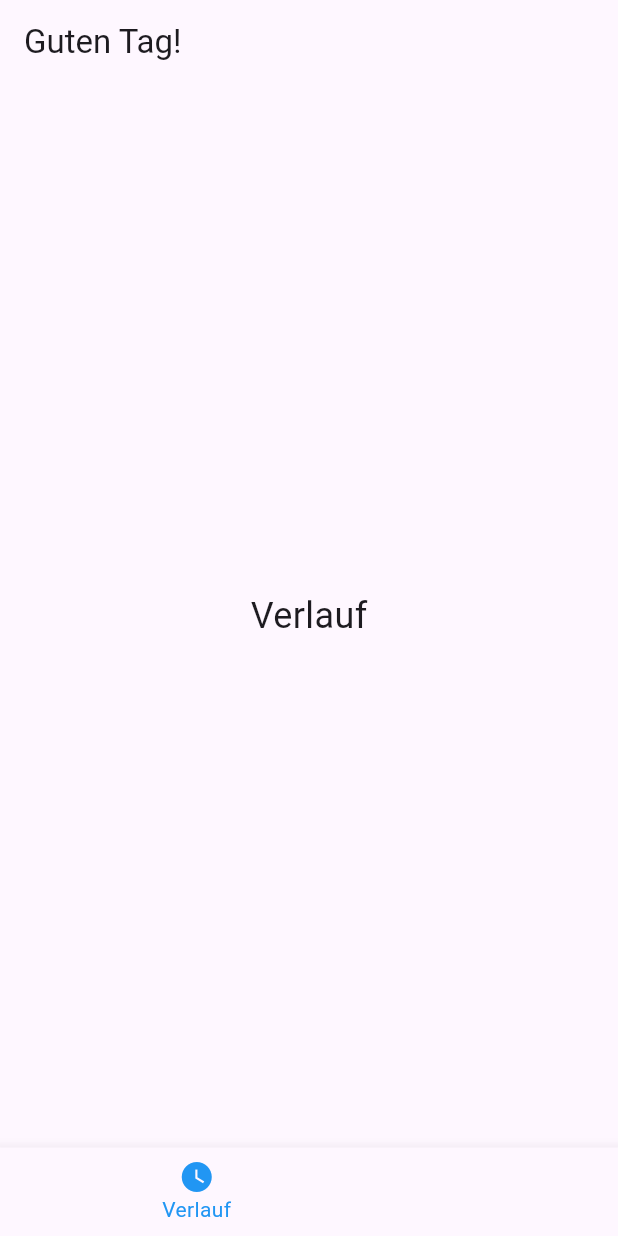
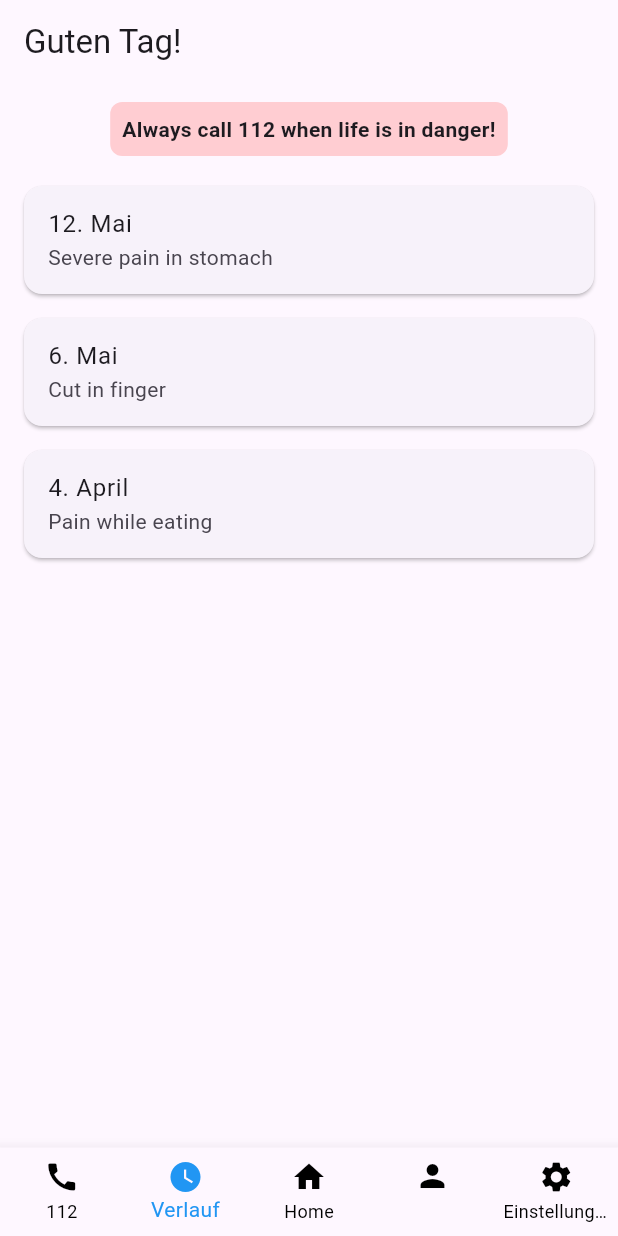
Before and after one commit to JoLeClJh/GerEA, a Flutter app: the screen it shows after launch, item 2 of the bottom bar chosen, on a phone screen of 412 x 824 dp. Run offline on Flutter 3.47's test engine with Material 3 defaults, Android fonts, the light colour scheme and no system bars.

Commit message:
Improved historty tab

```diff
--- a/lib/main.dart
+++ b/lib/main.dart
@@ -22,17 +22,49 @@
   _HomeWithBottomNavState createState() => _HomeWithBottomNavState();
 }
 
+
+class VerlaufPage extends StatelessWidget {
+  final List<Map<String, String>> eintraege = [
+    {"datum": "12. Mai", "beschreibung": "Severe pain in stomach"},
+    {"datum": "6. Mai", "beschreibung": "Cut in finger"},
+    {"datum": "4. April", "beschreibung": "Pain while eating"},
+  ];
+
+  @override
+  Widget build(BuildContext context) {
+    return Column(
+      children: [
+        Expanded(
+          child: ListView.builder(
+            itemCount: eintraege.length,
+            itemBuilder: (context, index) {
+              return Card(
+                margin: EdgeInsets.symmetric(vertical: 8, horizontal: 16),
+                child: ListTile(
+                  title: Text(eintraege[index]["datum"]!),
+                  subtitle: Text(eintraege[index]["beschreibung"]!),
+                ),
+              );
+            },
+          ),
+        ),
+      ],
+    );
+  }
+}
+
 class _HomeWithBottomNavState extends State<HomeWithBottomNav> {
   int _selectedIndex = 2;
 
   // Die drei Seiteninhalte
-  static const List<Widget> _pages = <Widget>[
+  static final List<Widget> _pages = <Widget>[
     Center(child: Text('Notfall!', style: TextStyle(fontSize: 24))),
-    Center(child: Text('Verlauf', style: TextStyle(fontSize: 24))),
+    VerlaufPage(), // <- Das ist jetzt dein neues Verlauf-Design
     Center(child: Text('Was ist das Problem?', style: TextStyle(fontSize: 24))),
     Center(child: Text('Präferenzen', style: TextStyle(fontSize: 24))),
     Center(child: Text('Einstellungen', style: TextStyle(fontSize: 24))),
   ];
+
 
   void _onItemTapped(int index) {
     setState(() {
@@ -46,7 +78,28 @@
       appBar: AppBar(
         title: Text('Guten Tag!'),
       ),
-      body: _pages[_selectedIndex],
+      body: Column(
+        children: [
+          Padding(
+            padding: EdgeInsets.all(12),
+            child: Container(
+              padding: EdgeInsets.all(8),
+              decoration: BoxDecoration(
+                color: Colors.red.shade100,
+                borderRadius: BorderRadius.circular(8),
+              ),
+              child: Text(
+                'Always call 112 when life is in danger!',
+                style: TextStyle(fontWeight: FontWeight.bold),
+                textAlign: TextAlign.center,
+              ),
+            ),
+          ),
+          Expanded(
+            child: _pages[_selectedIndex],
+          ),
+        ],
+      ),
       bottomNavigationBar: BottomNavigationBar(
         items: const <BottomNavigationBarItem>[
           BottomNavigationBarItem(icon: Icon(Icons.call), label: '112'),
@@ -54,10 +107,11 @@
           BottomNavigationBarItem(icon: Icon(Icons.home), label: 'Home'),
           BottomNavigationBarItem(icon: Icon(Icons.person), label: ''),
           BottomNavigationBarItem(icon: Icon(Icons.settings), label: 'Einstellungen'),
-
         ],
         currentIndex: _selectedIndex,
         selectedItemColor: Colors.blue,
+        unselectedItemColor: Colors.black,
+        type: BottomNavigationBarType.fixed,
         onTap: _onItemTapped,
       ),
     );
```
